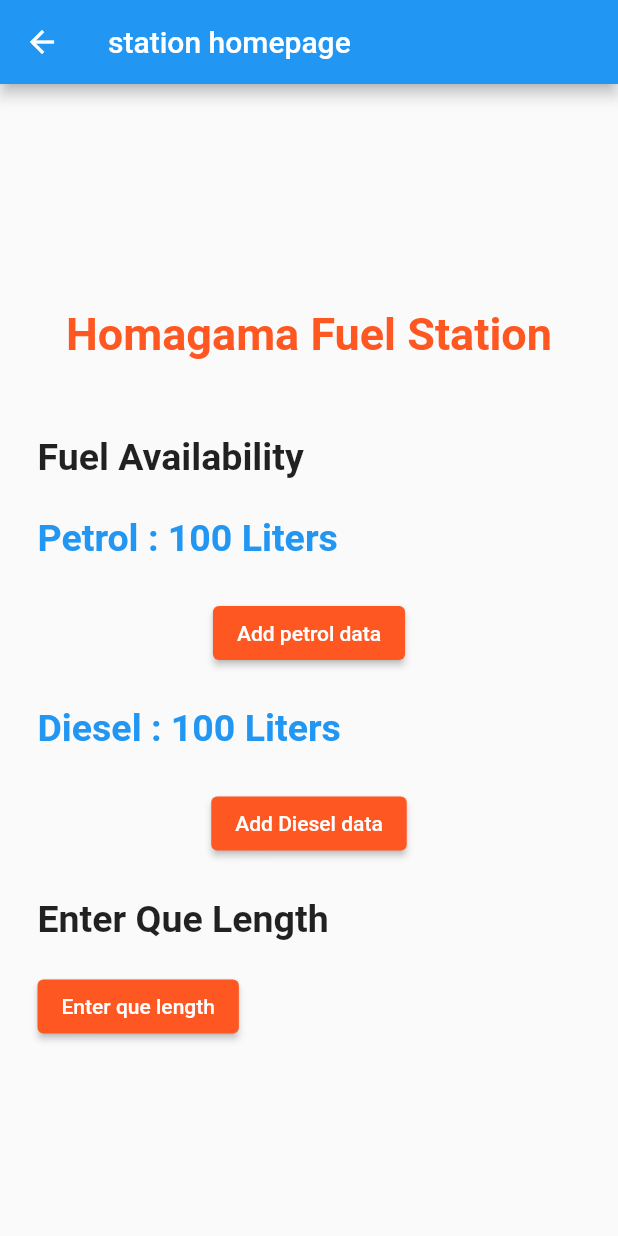
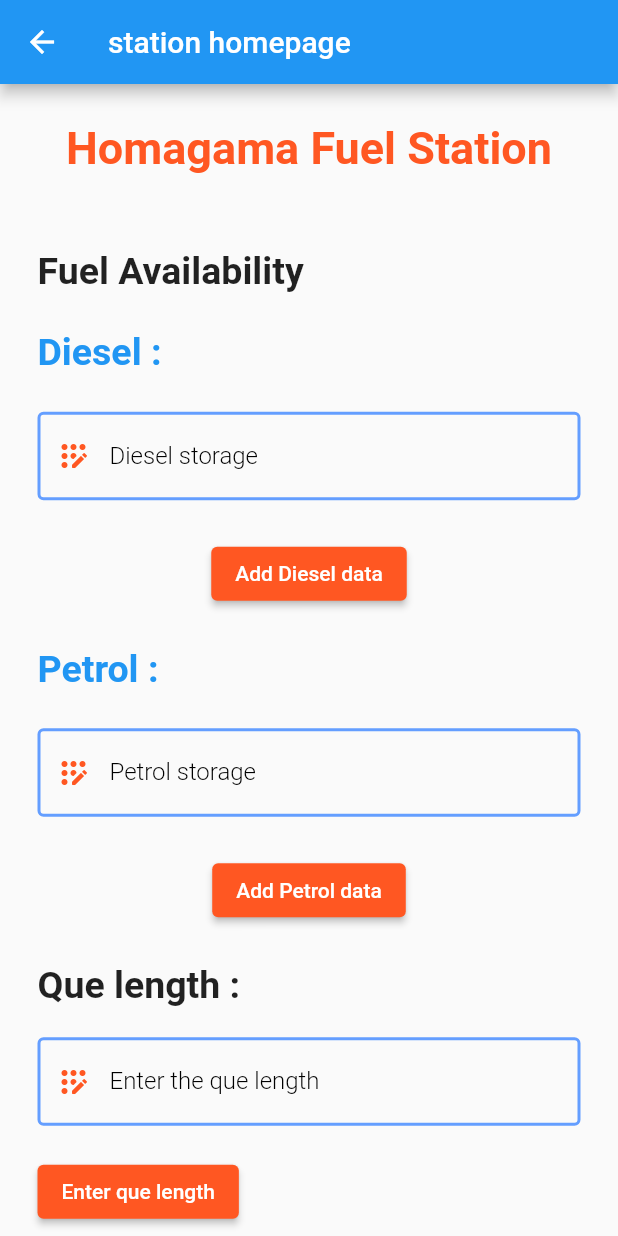
Before and after one commit to ashen8981/Fuel_App_Frontend, a Flutter app: the StationHomePage screen opened directly, on a phone screen of 412 x 824 dp. Run offline on Flutter 3.47's test engine with Material 2 defaults, Android fonts, the phone set to English and light mode, and no system bars; our stand-ins replace lottie; network calls fail.

Commit message:
updated the station homepage and user page..

```diff
--- a/lib/home_page/station_home_page.dart
+++ b/lib/home_page/station_home_page.dart
@@ -1,4 +1,6 @@
 import 'package:flutter/material.dart';
+
+import '../widgets/widgets.dart';
 
 
 
@@ -10,6 +12,17 @@ class StationHomePage extends StatefulWidget {
 }
 
 class _StationHomePageState extends State<StationHomePage> {
+  // final formkey = GlobalKey<FormState>();
+
+  String queLength = "";
+  String petrolStock = "";
+  String dieselStock = "";
+
+  final queController = TextEditingController();
+  final petrolController = TextEditingController();
+  final dieselController = TextEditingController();
+
+
   @override
   Widget build(BuildContext context) {
     return Scaffold(
@@ -18,6 +31,7 @@ class _StationHomePageState extends State<StationHomePage> {
         ),
       ),
       body:Center(
+        // key: formkey,
         child: SingleChildScrollView(
           child: Padding(padding: const EdgeInsets.symmetric(horizontal: 25.0),
           child: Column(
@@ -39,74 +53,143 @@ class _StationHomePageState extends State<StationHomePage> {
                   Row(
                     children:  [
                       RichText(
-                        text: const TextSpan(
-                          text: 'Petrol : ',
-                          style: TextStyle(fontSize: 25, fontWeight: FontWeight.bold, color: Colors.blue),
+                        text:  TextSpan(
+                          text: 'Diesel : ',
+                          style: const TextStyle(fontSize: 25, fontWeight: FontWeight.bold, color: Colors.blue),
                           children: <TextSpan>[
-                            TextSpan(text: '100 Liters', style: TextStyle(fontWeight: FontWeight.bold)),
+                            TextSpan(text: dieselStock, style: const TextStyle(fontWeight: FontWeight.bold)),
                           ],
                         ),
                       )
                             ],
                   ),
               const SizedBox(height:25),
+              TextFormField(
+                controller: dieselController,
+                decoration: textInputDecoration.copyWith(
+                  labelText: "Diesel storage",
+                  prefixIcon: const Icon(Icons.app_registration_rounded, color: Color(0xFFFF5722),),
+                ),
+                // onChanged: (val){
+                //   setState(() {
+                //     dieselStock = val;
+                //   });
+                // },
+                // validator: (val){
+                //   if(val!.isNotEmpty){
+                //     return null;
+                //   }else{
+                //     return "Diesel storage field can't empty";
+                //   }
+                // },
+              ),
+              const SizedBox(height:25),
               ElevatedButton(
                 style: ElevatedButton.styleFrom(
                     primary: Color(0xFFFF5722)
                 ),
-                onPressed: (){
-
-                },
-                child:const Text('Add petrol data'),
+                onPressed: _diesel,
+                child:const Text('Add Diesel data'),
               ),
               const SizedBox(height:25),
               Row(
                 children:  [
                   RichText(
-                    text: const TextSpan(
-                      text: 'Diesel : ',
-                      style: TextStyle(fontSize: 25, fontWeight: FontWeight.bold, color: Colors.blue),
+                    text:  TextSpan(
+                      text: 'Petrol : ',
+                      style: const TextStyle(fontSize: 25, fontWeight: FontWeight.bold, color: Colors.blue),
                       children: <TextSpan>[
-                        TextSpan(text: '100 Liters', style: TextStyle(fontWeight: FontWeight.bold)),
+                        TextSpan(text: petrolStock, style: TextStyle(fontWeight: FontWeight.bold)),
                       ],
                     ),
                   )
                 ],
               ),
               const SizedBox(height:25),
+              TextFormField(
+                controller: petrolController,
+                decoration: textInputDecoration.copyWith(
+                  labelText: "Petrol storage",
+                  prefixIcon: const Icon(Icons.app_registration_rounded, color: Color(0xFFFF5722),),
+                ),
+                // onChanged: (val){
+                //   setState(() {
+                //     petrolStock = val;
+                //   });
+                // },
+                // validator: (val){
+                //   if(val!.isNotEmpty){
+                //     return null;
+                //   }else{
+                //     return "Petrol storage field can't empty";
+                //   }
+                // },
+              ),
+              const SizedBox(height:25),
               ElevatedButton(
                 style: ElevatedButton.styleFrom(
                     primary: Color(0xFFFF5722)
                 ),
-                onPressed: (){
-
-                },
-                child:const Text('Add Diesel data'),
+                onPressed:  _petrol,
+                child:const Text('Add Petrol data'),
               ),
               const SizedBox(height:25),
               Row(
                 mainAxisAlignment: MainAxisAlignment.start,
-                children: const [
-                  Text('Enter Que Length',
-                    style: TextStyle(fontSize: 25, fontWeight: FontWeight.bold, color: Colors.black87),),
+                children:  [
+                  Text("Que length : $queLength",
+                    style: const TextStyle(fontSize: 25, fontWeight: FontWeight.bold, color: Colors.black87),),
                 ],
               ),
-              SizedBox(height:20),
+              const SizedBox(height:20),
+              TextFormField(
+                controller: queController,
+                decoration: textInputDecoration.copyWith(
+                  labelText: "Enter the que length",
+                  prefixIcon: const Icon(Icons.app_registration_rounded, color: Color(0xFFFF5722),),
+                ),
+                // onChanged: (val){
+                //   setState(() {
+                //     queLength  = val;
+                //   });
+                // },
+                // validator: (val){
+                //   if(val!.isNotEmpty){
+                //     return null;
+                //   }else{
+                //     return "Que length cannot be empty";
+                //   }
+                // },
+              ),
+              const SizedBox(height:20),
               Row(children:[
                 ElevatedButton(
                   style: ElevatedButton.styleFrom(
-                      primary: Color(0xFFFF5722)
+                      primary: const Color(0xFFFF5722)
                   ),
-                  onPressed: (){
-
-                  },
+                  onPressed: _setQue,
                   child:const Text('Enter que length'),
                 ),
               ]),
-                ],
+            ],
           ),),
         ),
       ),
     );
   }
+  void _setQue(){
+    setState(() {
+      queLength=queController.text;
+    });
+  }
+  void _petrol(){
+    setState(() {
+      petrolStock=petrolController.text;
+    });
+  }
+  void _diesel(){
+    setState(() {
+      dieselStock=dieselController.text;
+    });
+  }
 }
```
Also changed, not shown: lib/auth/login_page.dart (+13 -11 lines), lib/home_page/user_home_page.dart (+7 -1 lines), lib/user_pages/user_add_data.dart (added, +68 -0 lines).
